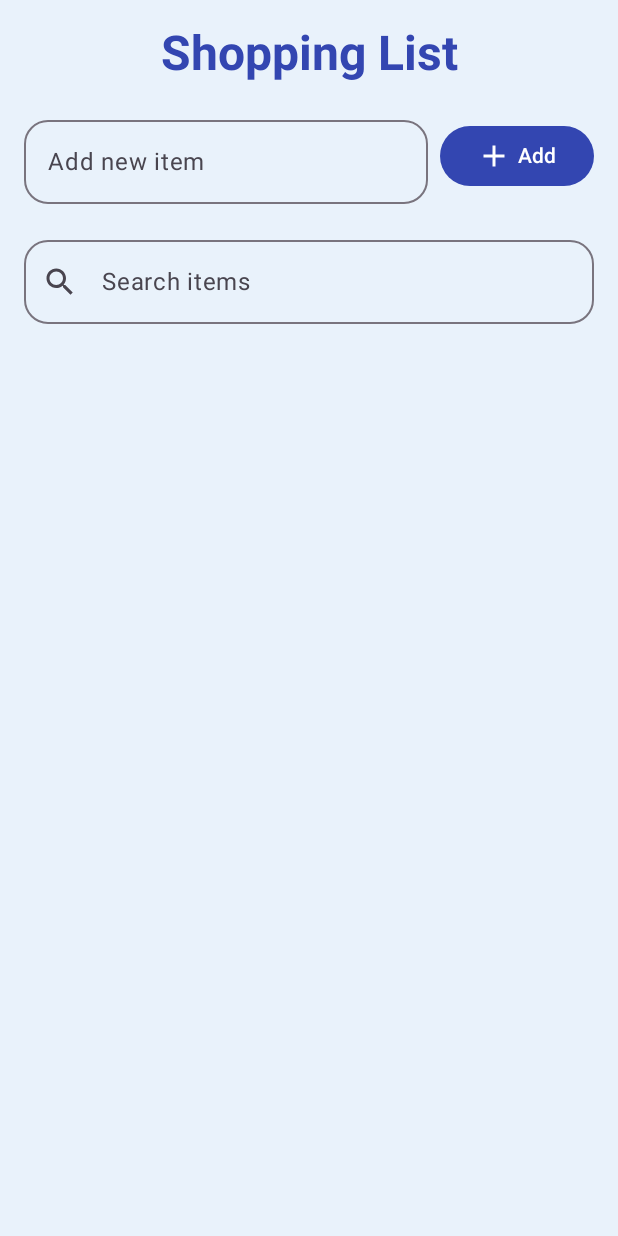
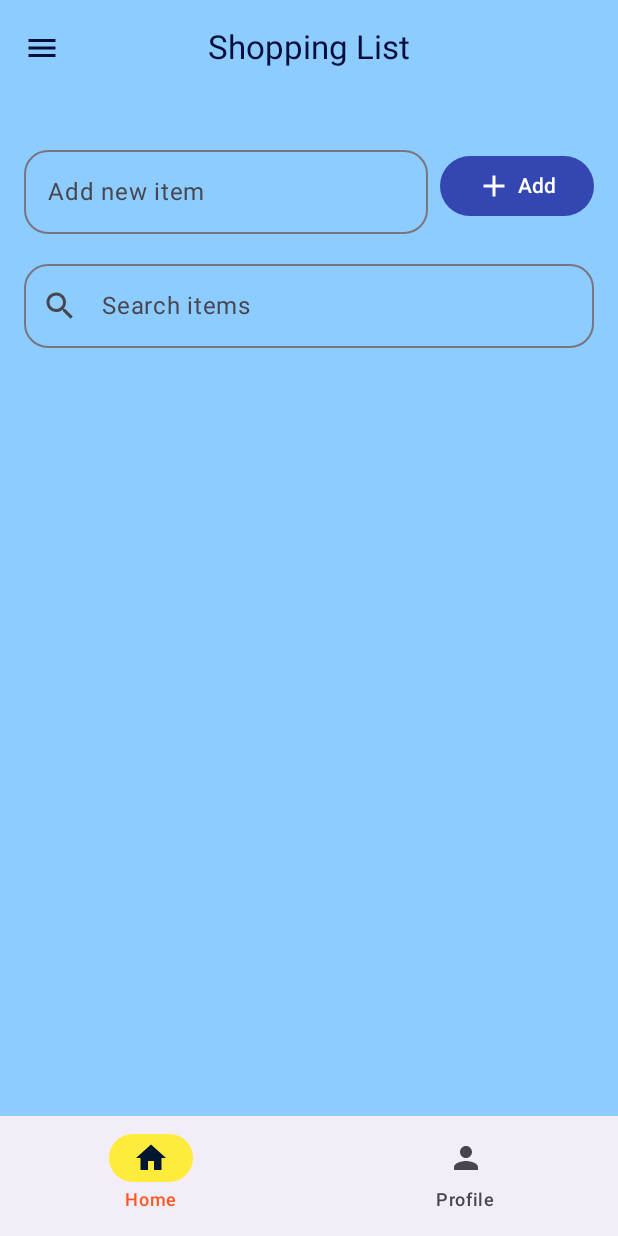
Before and after one commit to OliviaDelisa/ShoppingList_Olivia_TugasLabPTB1, an Android app built with Jetpack Compose: the screen it shows after launch (MainActivity), on a phone screen of 412 x 824 dp. Run offline under Robolectric (Android 15) with nearby library versions, the phone set to English and light mode, and no system bars.

Commit message:
Initial commit - upload ShoppingList project

```diff
--- a/app/build.gradle.kts
+++ b/app/build.gradle.kts
@@ -49,7 +49,11 @@ dependencies {
     implementation(libs.androidx.ui.graphics)
     implementation(libs.androidx.ui.tooling.preview)
     implementation(libs.androidx.material3)
+    implementation("androidx.navigation:navigation-compose:2.7.6")
+    implementation("androidx.compose.material:material-icons-extended:1.6.0")
+    implementation("com.google.accompanist:accompanist-navigation-animation:0.35.1-alpha")
     implementation(libs.androidx.runtime.saveable)
+    implementation(libs.material3)
     testImplementation(libs.junit)
     androidTestImplementation(libs.androidx.junit)
     androidTestImplementation(libs.androidx.espresso.core)
--- a/app/src/main/java/com/example/shoppinglist/MainActivity.kt
+++ b/app/src/main/java/com/example/shoppinglist/MainActivity.kt
@@ -3,83 +3,127 @@ package com.example.shoppinglist
 import android.os.Bundle
 import androidx.activity.ComponentActivity
 import androidx.activity.compose.setContent
-import androidx.compose.foundation.layout.*
+import androidx.compose.foundation.layout.fillMaxSize
+import androidx.compose.foundation.layout.padding
+import androidx.compose.material.icons.Icons
+import androidx.compose.material.icons.filled.Home
+import androidx.compose.material.icons.filled.Menu
+import androidx.compose.material.icons.filled.Person
 import androidx.compose.material3.*
-import androidx.compose.runtime.*
-import androidx.compose.runtime.saveable.rememberSaveable
+import androidx.compose.runtime.rememberCoroutineScope
 import androidx.compose.ui.Modifier
-import androidx.compose.ui.tooling.preview.Preview
 import androidx.compose.ui.unit.dp
-import com.example.shoppinglist.components.ItemInput
-import com.example.shoppinglist.components.SearchInput
-import com.example.shoppinglist.components.ShoppingList
-import com.example.shoppinglist.components.Title
+import androidx.navigation.compose.currentBackStackEntryAsState
+import androidx.navigation.compose.rememberNavController
+import com.example.shoppinglist.navigation.NavGraph
 import com.example.shoppinglist.ui.theme.ShoppingListTheme
+import kotlinx.coroutines.launch
+
 
 class MainActivity : ComponentActivity() {
+    @OptIn(ExperimentalMaterial3Api::class)
     override fun onCreate(savedInstanceState: Bundle?) {
         super.onCreate(savedInstanceState)
         setContent {
             ShoppingListTheme {
-                Surface(
-                    modifier = Modifier.fillMaxSize(),
-                    color = MaterialTheme.colorScheme.background
+                val navController = rememberNavController()
+                val drawerState = rememberDrawerState(initialValue = DrawerValue.Closed)
+                val scope = rememberCoroutineScope()
+
+                val navBackStackEntry = navController.currentBackStackEntryAsState()
+                val currentRoute = navBackStackEntry.value?.destination?.route
+
+                ModalNavigationDrawer(
+                    drawerState = drawerState,
+                    drawerContent = {
+                        ModalDrawerSheet {
+                            Text(
+                                text = "Menu",
+                                style = MaterialTheme.typography.titleMedium,
+                                modifier = Modifier.padding(16.dp)
+                            )
+                            NavigationDrawerItem(
+                                label = { Text("Settings") },
+                                selected = currentRoute == "settings",
+                                onClick = {
+                                    scope.launch {
+                                        drawerState.close()
+                                        navController.navigate("settings") {
+                                            launchSingleTop = true
+                                            restoreState = true
+                                        }
+                                    }
+                                }
+                            )
+                        }
+                    }
                 ) {
-                    ShoppingListApp()
+                    Scaffold(
+                        topBar = {
+                            CenterAlignedTopAppBar(
+                                title = {
+                                    Text(
+                                        when (currentRoute) {
+                                            "shopping_list" -> "Shopping List"
+                                            "profile" -> "Profile"
+                                            "settings" -> "Settings"
+                                            else -> ""
+                                        }
+                                    )
+                                },
+                                navigationIcon = {
+                                    IconButton(onClick = { scope.launch { drawerState.open() } }) {
+                                        Icon(Icons.Filled.Menu, contentDescription = "Menu")
+                                    }
+                                }
+                            )
+                        },
+                        bottomBar = {
+                            NavigationBar {
+                                NavigationBarItem(
+                                    icon = { Icon(Icons.Filled.Home, contentDescription = "Home") },
+                                    label = { Text("Home") },
+                                    selected = currentRoute == "shopping_list",
+                                    onClick = {
+                                        if (currentRoute != "shopping_list") {
+                                            navController.navigate("shopping_list") {
+                                                launchSingleTop = true
+                                                restoreState = true
+                                            }
+                                        }
+                                    }
+                                )
+                                NavigationBarItem(
+                                    icon = {
+                                        Icon(
+                                            Icons.Filled.Person,
+                                            contentDescription = "Profile"
+                                        )
+                                    },
+                                    label = { Text("Profile") },
+                                    selected = currentRoute == "profile",
+                                    onClick = {
+                                        if (currentRoute != "profile") {
+                                            navController.navigate("profile") {
+                                                launchSingleTop = true
+                                                restoreState = true
+                                            }
+                                        }
+                                    }
+                                )
+                            }
+                        }
+                    ) { paddingValues ->
+                        Surface(
+                            modifier = Modifier
+                                .fillMaxSize()
+                                .padding(paddingValues)
+                        ) {
+                            NavGraph(navController = navController)
+                        }
+                    }
                 }
             }
         }
     }
 }
-
-@Composable
-fun ShoppingListApp() {
-    var newItemText by rememberSaveable { mutableStateOf("") }
-    var searchQuery by rememberSaveable { mutableStateOf("") }
-    val shoppingItems = remember { mutableStateListOf<String>() }
-
-    val filteredItems by remember(searchQuery, shoppingItems) {
-        derivedStateOf {
-            if (searchQuery.isBlank()) {
-                shoppingItems
-            } else {
-                shoppingItems.filter { it.contains(searchQuery, ignoreCase = true) }
-            }
-        }
-    }
-
-    Column(
-        modifier = Modifier
-            .fillMaxSize()
-            .padding(WindowInsets.safeDrawing.asPaddingValues())
-            .padding(horizontal = 16.dp)
-    ) {
-        Title()
-        ItemInput(
-            text = newItemText,
-            onTextChange = { newItemText = it },
-            onAddItem = {
-                if (newItemText.isNotBlank()) {
-                    shoppingItems.add(newItemText)
-                    newItemText = ""
-                }
-            }
-        )
-        Spacer(modifier = Modifier.height(16.dp))
-        SearchInput(
-            query = searchQuery,
-            onQueryChange = { searchQuery = it }
-        )
-        Spacer(modifier = Modifier.height(16.dp))
-        ShoppingList(items = filteredItems)
-    }
-}
-
-
-@Preview(showBackground = true)
-@Composable
-fun ShoppingListAppPreview() {
-    ShoppingListTheme {
-        ShoppingListApp()
-    }
-}
--- /dev/null
+++ b/app/src/main/java/com/example/shoppinglist/navigation/NavGraph.kt
@@ -0,0 +1,32 @@
+package com.example.shoppinglist.navigation
+
+import androidx.compose.runtime.Composable
+import androidx.navigation.NavHostController
+import androidx.navigation.compose.NavHost
+import androidx.navigation.compose.composable
+import com.example.shoppinglist.ui.theme.screens.ProfileScreen
+import com.example.shoppinglist.ui.theme.screens.SettingScreen
+import com.example.shoppinglist.ui.theme.screens.ShoppingListScreen
+
+@Composable
+fun NavGraph(navController: NavHostController) {
+    NavHost(
+        navController = navController,
+        startDestination = "shopping_list"
+    ) {
+        composable("shopping_list") {
+            ShoppingListScreen(
+            )
+        }
+
+        composable("settings") {
+            SettingScreen(
+            )
+        }
+
+        composable("profile") {
+            ProfileScreen(
+            )
+        }
+    }
+}
--- /dev/null
+++ b/app/src/main/java/com/example/shoppinglist/ui/theme/screens/ShoppingListScreen.kt
@@ -0,0 +1,57 @@
+package com.example.shoppinglist.ui.theme.screens
+
+import androidx.compose.foundation.layout.*
+import androidx.compose.runtime.*
+import androidx.compose.ui.Modifier
+import androidx.compose.ui.unit.dp
+import com.example.shoppinglist.components.ItemInput
+import com.example.shoppinglist.components.SearchInput
+import com.example.shoppinglist.components.ShoppingList
+
+@Composable
+fun ShoppingListScreen(
+    modifier: Modifier = Modifier
+) {
+    // State
+    var newItemText by remember { mutableStateOf("") }
+    var searchQuery by remember { mutableStateOf("") }
+    val shoppingItems = remember { mutableStateListOf<String>() }
+
+    val filteredItems by remember(searchQuery, shoppingItems) {
+        derivedStateOf {
+            if (searchQuery.isBlank()) shoppingItems
+            else shoppingItems.filter { it.contains(searchQuery, ignoreCase = true) }
+        }
+    }
+
+    Column(
+        modifier = modifier
+            .fillMaxSize()
+            .padding(16.dp)
+    ) {
+
+        Spacer(Modifier.height(12.dp))
+
+        ItemInput(
+            text = newItemText,
+            onTextChange = { newItemText = it },
+            onAddItem = {
+                if (newItemText.isNotBlank()) {
+                    shoppingItems.add(newItemText)
+                    newItemText = ""
+                }
+            }
+        )
+
+        Spacer(Modifier.height(12.dp))
+
+        SearchInput(
+            query = searchQuery,
+            onQueryChange = { searchQuery = it }
+        )
+
+        Spacer(Modifier.height(12.dp))
+
+        ShoppingList(items = filteredItems)
+    }
+}
--- a/gradle/libs.versions.toml
+++ b/gradle/libs.versions.toml
@@ -9,6 +9,7 @@ lifecycleRuntimeKtx = "2.9.3"
 activityCompose = "1.11.0"
 composeBom = "2024.09.00"
 runtimeSaveable = "1.9.1"
+material3 = "1.4.0"
 
 [libraries]
 androidx-core-ktx = { group = "androidx.core", name = "core-ktx", version.ref = "coreKtx" }
@@ -26,6 +27,7 @@ androidx-ui-test-manifest = { group = "androidx.compose.ui", name = "ui-test-man
 androidx-ui-test-junit4 = { group = "androidx.compose.ui", name = "ui-test-junit4" }
 androidx-material3 = { group = "androidx.compose.material3", name = "material3" }
 androidx-runtime-saveable = { group = "androidx.compose.runtime", name = "runtime-saveable", version.ref = "runtimeSaveable" }
+material3 = { group = "androidx.compose.material3", name = "material3", version.ref = "material3" }
 
 [plugins]
 android-application = { id = "com.android.application", version.ref = "agp" }
```
Also changed, not shown: app/src/main/java/com/example/shoppinglist/ui/theme/screens/ProfileScreen.kt (added, +52 -0 lines), app/src/main/java/com/example/shoppinglist/ui/theme/screens/SettingsScreen.kt (added, +23 -0 lines), app/src/main/res/drawable/foto_olivia_hmsi.jpg (added), app/src/main/res/drawable/fotoinformal.jpg (added).
